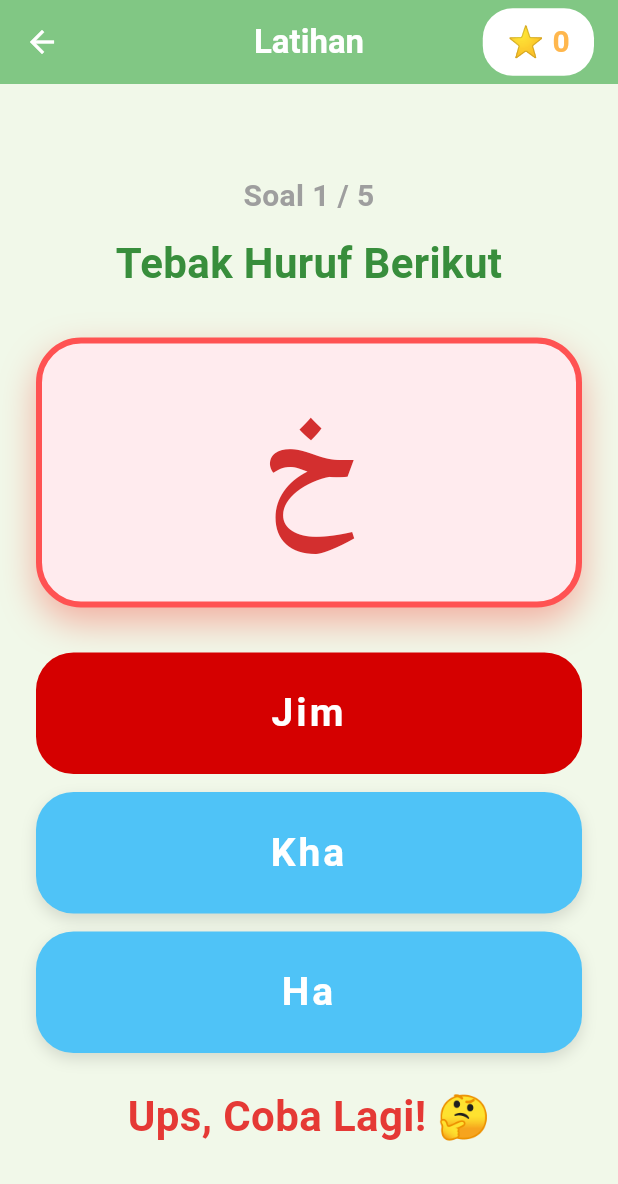
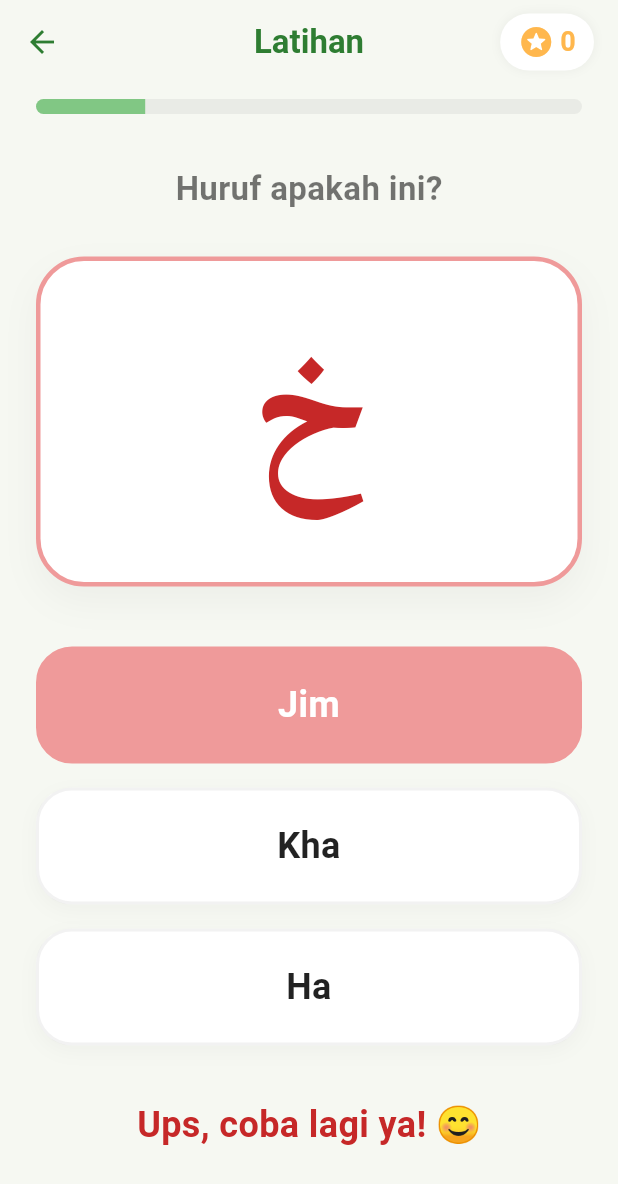
Before and after one commit to ivan72727272/i-qrok, a Flutter app: the LatihanScreen screen opened directly, after a tap on "Jim", on a phone screen of 412 x 824 dp. Shown: the top 1184 px of the screen. Run offline on Flutter 3.47's test engine with Material 3 defaults, Android fonts, the phone set to English and light mode, and no system bars; our stand-ins replace audioplayers.

Commit message:
style: redesign latihan and quiz interface

```diff
--- a/lib/screens/latihan_screen.dart
+++ b/lib/screens/latihan_screen.dart
@@ -10,7 +10,6 @@ class LatihanScreen extends StatefulWidget {
 }
 
 class _LatihanScreenState extends State<LatihanScreen> with SingleTickerProviderStateMixin {
-  // Data statis utama untuk soal
   final List<Map<String, dynamic>> _masterQuizData = [
     {'question': 'ب', 'options': ['Ta', 'Ba', 'Jim'], 'answer': 'Ba'},
     {'question': 'ت', 'options': ['Ta', 'Sa', 'Alif'], 'answer': 'Ta'},
@@ -34,7 +33,6 @@ class _LatihanScreenState extends State<LatihanScreen> with SingleTickerProvider
   bool _isFirstAttempt = true;
   bool _isFinished = false;
 
-  // Track button colors for animation
   final Map<String, Color> _buttonColors = {};
 
   @override
@@ -51,7 +49,6 @@ class _LatihanScreenState extends State<LatihanScreen> with SingleTickerProvider
   }
 
   void _startNewQuiz() {
-    // Ambil 5 soal acak dari master data untuk setiap sesi
     final List<Map<String, dynamic>> tempMaster = List.from(_masterQuizData);
     tempMaster.shuffle();
 
@@ -82,18 +79,16 @@ class _LatihanScreenState extends State<LatihanScreen> with SingleTickerProvider
 
   Future<void> _playSound(bool isCorrect) async {
     try {
-      // Akan mencoba memutar suara dari folder assets/audio/
-      // Pastikan ada file correct.mp3 dan wrong.mp3 di folder tersebut
       String fileName = isCorrect ? 'correct.mp3' : 'wrong.mp3';
+      await _audioPlayer.stop();
       await _audioPlayer.play(AssetSource('audio/$fileName'));
     } catch (e) {
-      // Abaikan jika file audio tidak ditemukan agar aplikasi tidak crash
       debugPrint("Audio file not found: $e");
     }
   }
 
   void _checkAnswer(String selectedAnswer) {
-    if (_hasAnswered && _isCorrect) return; // Jika sudah benar, jangan ubah jawaban lagi
+    if (_hasAnswered && _isCorrect) return;
 
     String correctAnswer = _activeQuizData[_currentIndex]['answer'];
     bool isAnswerCorrect = selectedAnswer == correctAnswer;
@@ -104,14 +99,13 @@ class _LatihanScreenState extends State<LatihanScreen> with SingleTickerProvider
       _hasAnswered = true;
       _isCorrect = isAnswerCorrect;
 
-      // Animasi warna tombol
       if (isAnswerCorrect) {
-        _buttonColors[selectedAnswer] = Colors.greenAccent.shade700;
+        _buttonColors[selectedAnswer] = const Color(0xFFA5D6A7); // Pastel Green
         if (_isFirstAttempt) {
-          _score += 20; // Tambah skor hanya pada percobaan pertama
+          _score += 20;
         }
       } else {
-        _buttonColors[selectedAnswer] = Colors.redAccent.shade700;
+        _buttonColors[selectedAnswer] = const Color(0xFFEF9A9A); // Pastel Red
         _isFirstAttempt = false;
       }
     });
@@ -120,7 +114,6 @@ class _LatihanScreenState extends State<LatihanScreen> with SingleTickerProvider
   void _nextQuestion() {
     setState(() {
       _resetQuestionState();
-
       if (_currentIndex < _activeQuizData.length - 1) {
         _currentIndex++;
       } else {
@@ -131,12 +124,11 @@ class _LatihanScreenState extends State<LatihanScreen> with SingleTickerProvider
 
   Widget _buildResultScreen() {
     return Scaffold(
-      backgroundColor: const Color(0xFFF1F8E9),
+      backgroundColor: const Color(0xFFF6F8F2),
       appBar: AppBar(
-        title: const Text('Hasil Latihan', style: TextStyle(fontWeight: FontWeight.bold)),
-        backgroundColor: const Color(0xFF81C784),
-        foregroundColor: Colors.white,
-        centerTitle: true,
+        title: const Text('Latihan Selesai', style: TextStyle(fontWeight: FontWeight.bold)),
+        backgroundColor: const Color(0xFFF6F8F2),
+        foregroundColor: const Color(0xFF2E7D32),
         elevation: 0,
       ),
       body: TweenAnimationBuilder<double>(
@@ -159,12 +151,13 @@ class _LatihanScreenState extends State<LatihanScreen> with SingleTickerProvider
               mainAxisAlignment: MainAxisAlignment.center,
               children: [
                 const Text(
-                  'Latihan Selesai! 🎉',
-                  style: TextStyle(
-                    fontSize: 36,
-                    fontWeight: FontWeight.bold,
-                    color: Color(0xFF388E3C),
+                  'Hebat! 🎉',
+                  style: TextStyle(fontSize: 40, fontWeight: FontWeight.bold, color: Color(0xFF2E7D32)),
                 ),
+                const SizedBox(height: 10),
+                const Text(
+                  'Kamu sudah menyelesaikan latihan.',
+                  style: TextStyle(fontSize: 16, color: Colors.black54),
                 ),
                 const SizedBox(height: 40),
                 Container(
@@ -174,31 +167,22 @@ class _LatihanScreenState extends State<LatihanScreen> with SingleTickerProvider
                     shape: BoxShape.circle,
                     boxShadow: [
                       BoxShadow(
-                        color: Colors.green.withOpacity(0.2),
+                        color: Colors.black.withOpacity(0.05),
                         blurRadius: 30,
                         offset: const Offset(0, 15),
                       ),
                     ],
-                    border: Border.all(color: const Color(0xFFFFB74D), width: 6),
+                    border: Border.all(color: const Color(0xFFFFCC80), width: 8),
                   ),
                   child: Column(
                     children: [
                       const Text(
-                        'Skor Kamu',
-                        style: TextStyle(
-                          fontSize: 24,
-                          color: Colors.grey,
-                          fontWeight: FontWeight.bold,
+                        'SKOR',
+                        style: TextStyle(fontSize: 20, color: Colors.grey, fontWeight: FontWeight.w900, letterSpacing: 2),
                       ),
-                      ),
-                      const SizedBox(height: 10),
                       Text(
                         '$_score',
-                        style: const TextStyle(
-                          fontSize: 100,
-                          fontWeight: FontWeight.bold,
-                          color: Color(0xFFFF9800),
-                        ),
+                        style: const TextStyle(fontSize: 100, fontWeight: FontWeight.w900, color: Color(0xFFFFB74D)),
                       ),
                     ],
                   ),
@@ -207,13 +191,13 @@ class _LatihanScreenState extends State<LatihanScreen> with SingleTickerProvider
                 AnimatedButton(
                   onTap: _startNewQuiz,
                   child: Container(
-                    padding: const EdgeInsets.symmetric(horizontal: 50, vertical: 20),
+                    padding: const EdgeInsets.symmetric(horizontal: 48, vertical: 20),
                     decoration: BoxDecoration(
-                      color: const Color(0xFF4FC3F7),
-                      borderRadius: BorderRadius.circular(40),
+                      color: const Color(0xFF81D4FA),
+                      borderRadius: BorderRadius.circular(100),
                       boxShadow: [
                         BoxShadow(
-                          color: Colors.blue.withOpacity(0.3),
+                          color: const Color(0xFF81D4FA).withOpacity(0.3),
                           blurRadius: 10,
                           offset: const Offset(0, 5),
                         ),
@@ -222,11 +206,11 @@ class _LatihanScreenState extends State<LatihanScreen> with SingleTickerProvider
                     child: const Row(
                       mainAxisSize: MainAxisSize.min,
                       children: [
-                        Icon(Icons.refresh_rounded, color: Colors.white, size: 30),
+                        Icon(Icons.refresh_rounded, color: Colors.white, size: 28),
                         SizedBox(width: 12),
                         Text(
-                          'Ulangi Latihan',
-                          style: TextStyle(fontSize: 24, fontWeight: FontWeight.bold, color: Colors.white),
+                          'Coba Lagi',
+                          style: TextStyle(fontSize: 22, fontWeight: FontWeight.bold, color: Colors.white),
                         ),
                       ],
                     ),
@@ -250,47 +234,61 @@ class _LatihanScreenState extends State<LatihanScreen> with SingleTickerProvider
 
   @override
   Widget build(BuildContext context) {
-    if (_isFinished) {
-      return _buildResultScreen();
-    }
+    if (_isFinished) return _buildResultScreen();
 
     final currentQuestion = _activeQuizData[_currentIndex];
+    double progress = (_currentIndex + 1) / _activeQuizData.length;
 
     return Scaffold(
-      backgroundColor: const Color(0xFFF1F8E9),
+      backgroundColor: const Color(0xFFF6F8F2),
       appBar: AppBar(
         title: const Text('Latihan', style: TextStyle(fontWeight: FontWeight.bold)),
-        backgroundColor: const Color(0xFF81C784),
-        foregroundColor: Colors.white,
+        backgroundColor: const Color(0xFFF6F8F2),
+        foregroundColor: const Color(0xFF2E7D32),
+        elevation: 0,
         centerTitle: true,
-        elevation: 0,
         actions: [
-          Padding(
-            padding: const EdgeInsets.only(right: 16.0),
-            child: Center(
-              child: Container(
-                padding: const EdgeInsets.symmetric(horizontal: 16, vertical: 8),
+          Container(
+            margin: const EdgeInsets.only(right: 16),
+            padding: const EdgeInsets.symmetric(horizontal: 12, vertical: 6),
             decoration: BoxDecoration(
               color: Colors.white,
               borderRadius: BorderRadius.circular(20),
+              boxShadow: [BoxShadow(color: Colors.black.withOpacity(0.05), blurRadius: 5)],
             ),
-                child: Text(
-                  '⭐ $_score',
-                  style: const TextStyle(
-                    fontSize: 20,
-                    fontWeight: FontWeight.bold,
-                    color: Color(0xFFFFB74D),
+            child: Row(
+              children: [
+                const Icon(Icons.stars_rounded, color: Color(0xFFFFB74D), size: 24),
+                const SizedBox(width: 4),
+                Text(
+                  '$_score',
+                  style: const TextStyle(fontSize: 18, fontWeight: FontWeight.bold, color: Color(0xFFFFB74D)),
                 ),
-                ),
-              ),
+              ],
             ),
           ),
         ],
       ),
-      body: TweenAnimationBuilder<double>(
-        duration: const Duration(milliseconds: 600),
+      body: Column(
+        children: [
+          // Progress Bar
+          Padding(
+            padding: const EdgeInsets.symmetric(horizontal: 24, vertical: 10),
+            child: ClipRRect(
+              borderRadius: BorderRadius.circular(10),
+              child: LinearProgressIndicator(
+                value: progress,
+                backgroundColor: Colors.black.withOpacity(0.05),
+                valueColor: const AlwaysStoppedAnimation<Color>(Color(0xFF81C784)),
+                minHeight: 10,
+              ),
+            ),
+          ),
+          Expanded(
+            child: TweenAnimationBuilder<double>(
+              duration: const Duration(milliseconds: 800),
               tween: Tween(begin: 0.0, end: 1.0),
-        curve: Curves.easeOutCubic,
+              curve: Curves.easeOutQuart,
               builder: (context, value, child) {
                 return Opacity(
                   opacity: value,
@@ -300,173 +298,137 @@ class _LatihanScreenState extends State<LatihanScreen> with SingleTickerProvider
                   ),
                 );
               },
-        child: SafeArea(
-          child: Center(
-            child: ConstrainedBox(
-              constraints: const BoxConstraints(maxWidth: 600),
               child: SingleChildScrollView(
-                child: Padding(
-                  padding: const EdgeInsets.all(24.0),
+                padding: const EdgeInsets.all(24),
                 child: Column(
-                    mainAxisAlignment: MainAxisAlignment.center,
-                    crossAxisAlignment: CrossAxisAlignment.stretch,
                   children: [
-                      Text(
-                        'Soal ${_currentIndex + 1} / ${_activeQuizData.length}',
-                        textAlign: TextAlign.center,
-                        style: const TextStyle(
-                          fontSize: 20,
-                          fontWeight: FontWeight.bold,
-                          color: Colors.grey,
-                        ),
-                      ),
-                      const SizedBox(height: 10),
                     const Text(
-                        'Tebak Huruf Berikut',
-                        textAlign: TextAlign.center,
-                        style: TextStyle(
-                          fontSize: 28,
-                          fontWeight: FontWeight.bold,
-                          color: Color(0xFF388E3C),
-                        ),
+                      'Huruf apakah ini?',
+                      style: TextStyle(fontSize: 22, fontWeight: FontWeight.w600, color: Colors.black54),
                     ),
                     const SizedBox(height: 30),
-                      // Kartu Huruf Hijaiyah dengan efek pantulan ketika benar/salah
-                      RepaintBoundary(
-                        child: AnimatedContainer(
-                          duration: const Duration(milliseconds: 300),
-                          height: 180,
+                    // Question Card
+                    Container(
+                      width: double.infinity,
+                      height: 220,
                       decoration: BoxDecoration(
-                            color: _hasAnswered ? (_isCorrect ? Colors.green.shade50 : Colors.red.shade50) : Colors.white,
-                            borderRadius: BorderRadius.circular(30),
+                        color: Colors.white,
+                        borderRadius: BorderRadius.circular(32),
                         boxShadow: [
                           BoxShadow(
-                                color: _hasAnswered
-                                  ? (_isCorrect ? Colors.green.withOpacity(0.4) : Colors.red.withOpacity(0.4))
-                                  : Colors.green.withOpacity(0.2),
+                            color: Colors.black.withOpacity(0.04),
                             blurRadius: 20,
                             offset: const Offset(0, 10),
                           ),
                         ],
                         border: Border.all(
                           color: _hasAnswered
-                                ? (_isCorrect ? Colors.green : Colors.redAccent)
-                                : const Color(0xFFAED581),
-                              width: 4
+                              ? (_isCorrect ? const Color(0xFF81C784) : const Color(0xFFEF9A9A))
+                              : Colors.white,
+                          width: 3,
                         ),
                       ),
                       alignment: Alignment.center,
-                          child: AnimatedScale(
-                            scale: _hasAnswered && _isCorrect ? 1.1 : 1.0,
-                            duration: const Duration(milliseconds: 300),
                       child: Text(
                         currentQuestion['question'],
                         style: TextStyle(
-                                fontSize: 100,
+                          fontSize: 120,
                           fontWeight: FontWeight.bold,
                           color: _hasAnswered
-                                  ? (_isCorrect ? Colors.green.shade700 : Colors.red.shade700)
+                              ? (_isCorrect ? const Color(0xFF2E7D32) : const Color(0xFFC62828))
                               : const Color(0xFF2E7D32),
                         ),
                       ),
                     ),
-                        ),
-                      ),
-                      const SizedBox(height: 30),
-                      // Tombol Pilihan Jawaban
+                    const SizedBox(height: 40),
+                    // Options
                     ...(currentQuestion['options'] as List<String>).map((option) {
-                        Color buttonColor = _buttonColors[option] ?? const Color(0xFF4FC3F7);
+                      Color bgColor = _buttonColors[option] ?? Colors.white;
+                      Color textColor = _buttonColors.containsKey(option) ? Colors.white : Colors.black87;
                       return Padding(
-                          padding: const EdgeInsets.only(bottom: 12.0),
+                        padding: const EdgeInsets.only(bottom: 16),
                         child: AnimatedButton(
                           onTap: () => _checkAnswer(option),
-                            child: AnimatedContainer(
-                              duration: const Duration(milliseconds: 250),
-                              curve: Curves.easeInOut,
+                          child: Container(
                             width: double.infinity,
-                              padding: const EdgeInsets.symmetric(vertical: 22),
+                            padding: const EdgeInsets.symmetric(vertical: 20),
                             decoration: BoxDecoration(
-                                color: buttonColor,
-                                borderRadius: BorderRadius.circular(25),
+                              color: bgColor,
+                              borderRadius: BorderRadius.circular(24),
+                              border: Border.all(
+                                color: _buttonColors.containsKey(option) ? bgColor : Colors.black.withOpacity(0.05),
+                                width: 2,
+                              ),
                               boxShadow: [
                                 if (!_buttonColors.containsKey(option))
-                                    const BoxShadow(
-                                      color: Colors.black12,
-                                      blurRadius: 8,
-                                      offset: Offset(0, 4),
+                                  BoxShadow(
+                                    color: Colors.black.withOpacity(0.03),
+                                    blurRadius: 10,
+                                    offset: const Offset(0, 4),
                                   ),
                               ],
                             ),
                             child: Text(
                               option,
                               textAlign: TextAlign.center,
-                                style: const TextStyle(
-                                  fontSize: 26,
-                                  fontWeight: FontWeight.bold,
-                                  color: Colors.white,
-                                  letterSpacing: 2.0,
-                                ),
+                              style: TextStyle(fontSize: 24, fontWeight: FontWeight.bold, color: textColor),
                             ),
                           ),
                         ),
                       );
                     }),
-                      // Pesan & Tombol Soal Berikutnya
-                      if (_hasAnswered) ...[
-                        const SizedBox(height: 10),
-                        AnimatedOpacity(
-                          opacity: 1.0,
-                          duration: const Duration(milliseconds: 400),
-                          child: Text(
-                            _isCorrect ? 'Hebat! Benar! 🎉' : 'Ups, Coba Lagi! 🤔',
-                            textAlign: TextAlign.center,
+                    const SizedBox(height: 20),
+                    // Feedback & Next Button
+                    if (_hasAnswered)
+                      Column(
+                        children: [
+                          Text(
+                            _isCorrect ? 'Hebat! Kamu Benar 🎉' : 'Ups, coba lagi ya! 😊',
                             style: TextStyle(
-                              fontSize: 28,
+                              fontSize: 24,
                               fontWeight: FontWeight.bold,
-                              color: _isCorrect ? Colors.green.shade700 : Colors.red.shade600,
-                            ),
+                              color: _isCorrect ? const Color(0xFF2E7D32) : const Color(0xFFC62828),
                             ),
                           ),
                           if (_isCorrect) ...[
-                          const SizedBox(height: 16),
+                            const SizedBox(height: 20),
                             AnimatedButton(
                               onTap: _nextQuestion,
                               child: Container(
-                              width: double.infinity,
-                              padding: const EdgeInsets.symmetric(vertical: 18),
+                                padding: const EdgeInsets.symmetric(horizontal: 40, vertical: 16),
                                 decoration: BoxDecoration(
-                                color: const Color(0xFFFFB74D),
-                                borderRadius: BorderRadius.circular(25),
-                                boxShadow: const [
+                                  color: const Color(0xFF81C784),
+                                  borderRadius: BorderRadius.circular(100),
+                                  boxShadow: [
                                     BoxShadow(
-                                    color: Colors.black12,
-                                    blurRadius: 8,
-                                    offset: Offset(0, 4),
+                                      color: const Color(0xFF81C784).withOpacity(0.3),
+                                      blurRadius: 10,
+                                      offset: const Offset(0, 5),
                                     ),
                                   ],
                                 ),
                                 child: const Row(
-                                mainAxisAlignment: MainAxisAlignment.center,
+                                  mainAxisSize: MainAxisSize.min,
                                   children: [
-                                  Icon(Icons.arrow_forward_rounded, size: 28, color: Colors.white),
-                                  SizedBox(width: 8),
                                     Text(
                                       'Lanjut',
-                                    style: TextStyle(fontSize: 24, fontWeight: FontWeight.bold, color: Colors.white),
+                                      style: TextStyle(fontSize: 20, fontWeight: FontWeight.bold, color: Colors.white),
+                                    ),
+                                    SizedBox(width: 8),
+                                    Icon(Icons.arrow_forward_rounded, color: Colors.white),
+                                  ],
+                                ),
+                              ),
+                            ),
+                          ],
+                        ],
                       ),
                   ],
                 ),
               ),
             ),
-                        ]
+          ),
         ],
-                    ],
-                  ),
-                ),
-              ),
-            ),
-          ),
-        ),
       ),
     );
   }
```
Lines whose indentation alone changed are shown as unchanged.
